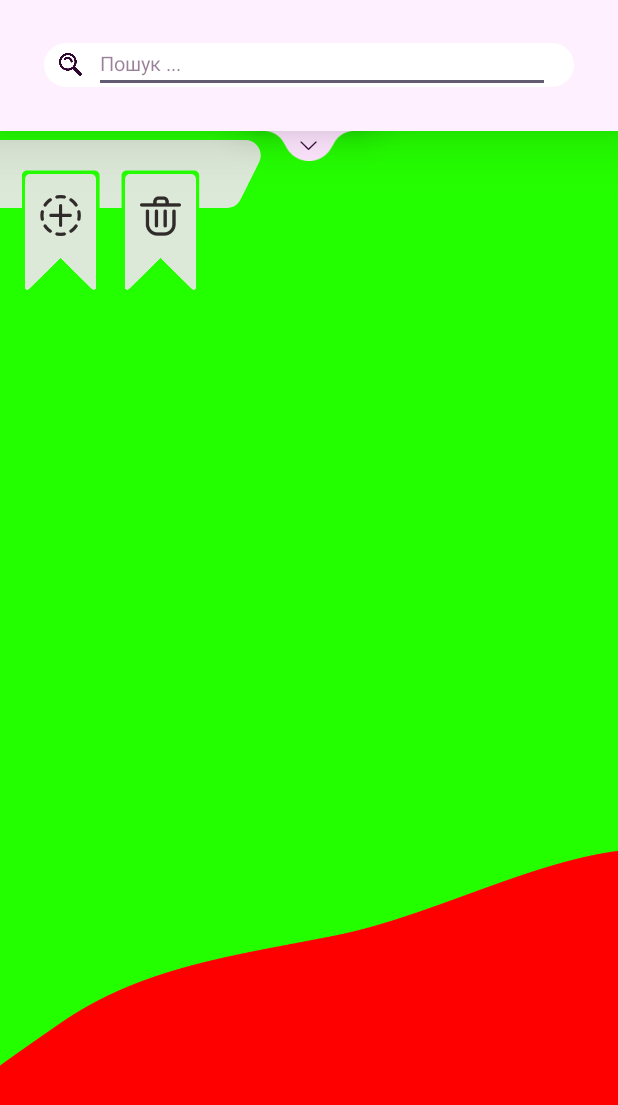
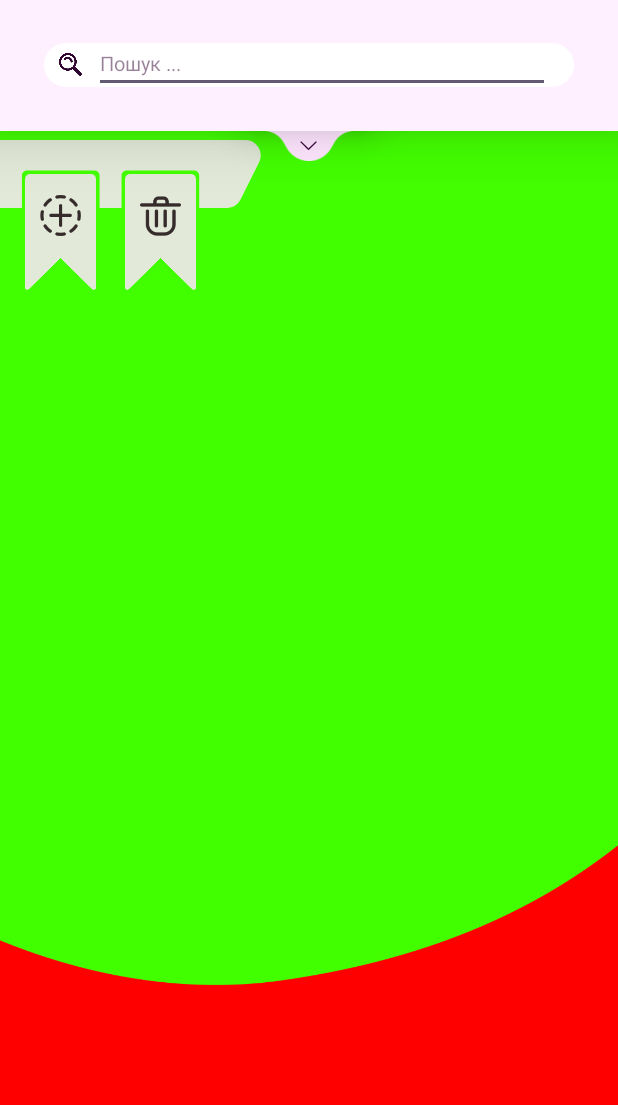
Before and after one commit to Bobrys431/Lilya-s-Notes, an Android app: the screen it shows after launch (MainActivity), on a phone screen of 412 x 824 dp. Shown: the top 1105 px of the screen. Run offline under Robolectric (Android 15) with nearby library versions, the phone set to English and light mode, and no system bars; Roboto replaces fonts that are not available here.

Commit message:
Minor edits.

```diff
--- a/app/src/main/res/layout/activity_main.xml
+++ b/app/src/main/res/layout/activity_main.xml
@@ -92,23 +92,21 @@
             android:background="@drawable/unfold_icon_light"/>
     </RelativeLayout>
 
-    <androidx.core.widget.NestedScrollView
-        android:id="@+id/background_scroll_view"
+    <RelativeLayout
         android:layout_width="match_parent"
         android:layout_height="wrap_content"
         android:layout_below="@id/action_bar_layout"
-        tools:ignore="SpeakableTextPresentCheck">
+        android:clipChildren="false">
 
         <ImageView
             android:id="@+id/themes_list_background"
             android:layout_width="match_parent"
             android:layout_height="wrap_content"
-            android:layout_below="@id/action_bar_layout"
             android:adjustViewBounds="true"
             android:scaleType="centerCrop"
             android:src="@drawable/bg_to_show" />
 
-    </androidx.core.widget.NestedScrollView>
+    </RelativeLayout>
 
 
     <androidx.recyclerview.widget.RecyclerView
```
Also changed, not shown: app/src/main/res/layout/activity_theme.xml (+3 -5 lines).
